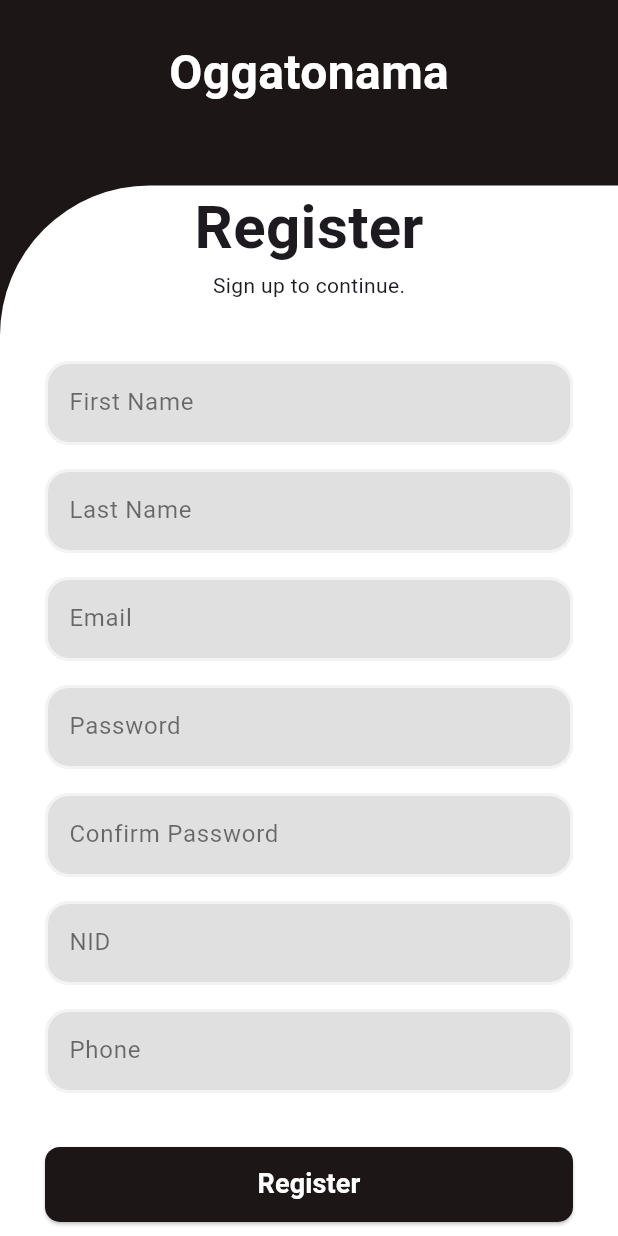
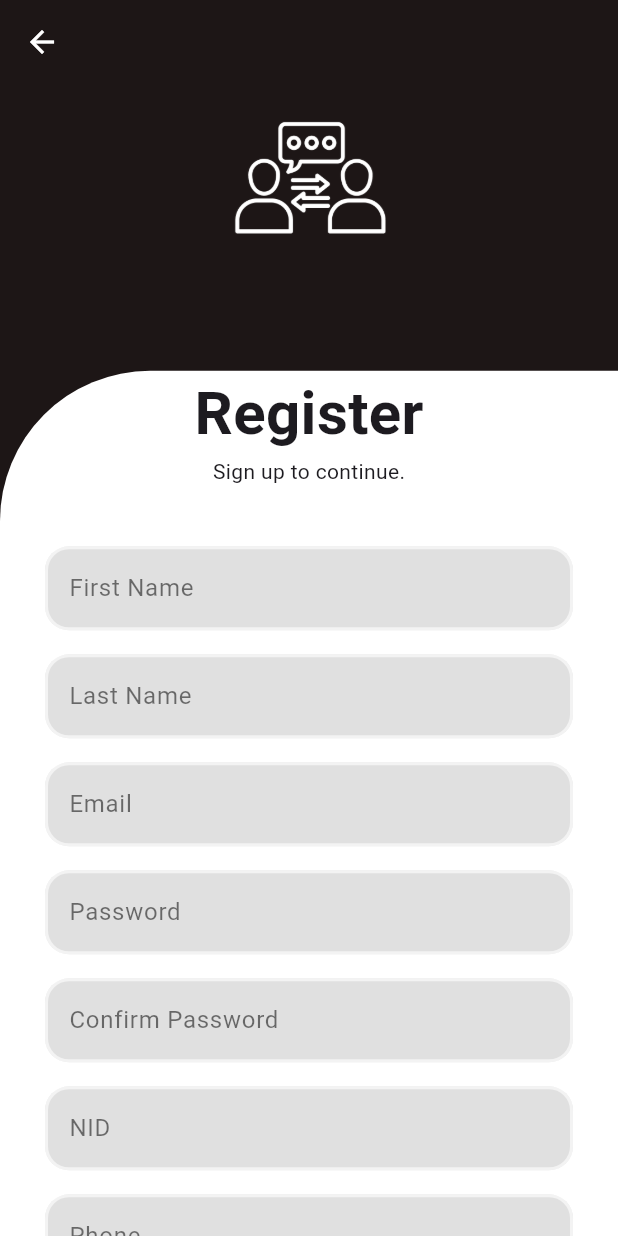
Before and after one commit to PanthaProtick/oggatonama, a Flutter app: the RegisterPage screen opened directly, on a phone screen of 412 x 824 dp. Run offline on Flutter 3.47's test engine with Material 3 defaults, Android fonts, the phone set to English and light mode, and no system bars; our stand-ins replace cloud_firestore, firebase_auth, firebase_core, get; accounts and stored records are empty; network calls fail.

Commit message:
Final touch of account page

```diff
--- a/lib/login.dart
+++ b/lib/login.dart
@@ -32,8 +32,8 @@ class Login extends StatelessWidget {
             alignment: Alignment.topCenter,
             child: Image.asset(
               'assets/logoWhite.png',
-              height: 100,
-              width: 100,
+              height: 125,
+              width: 125,
               fit: BoxFit.cover,
             ),
           ),
--- a/lib/register_page.dart
+++ b/lib/register_page.dart
@@ -16,26 +16,27 @@ class RegisterPage extends StatelessWidget {
 
     return Scaffold(
   backgroundColor: const Color(0xFF1D1616),
+  appBar: AppBar(
+    backgroundColor: Colors.transparent,
+    iconTheme: IconThemeData(
+      color: Colors.white
+    ),
+  ),
   body: Stack(
     children: [
       Align(
         alignment: Alignment.topCenter,
-        child: Padding(
-          padding: const EdgeInsets.only(top: 25),
-          child: const Text(
-            'Oggatonama',
-            style: TextStyle(
-              fontSize: 32,
-              fontWeight: FontWeight.bold,
-              color: Colors.white,
-            ),
+        child: Image.asset(
+            'assets/logoWhite.png',
+            height: 125,
+            width: 125,
+            fit: BoxFit.cover,
           ),
-        ),
       ),
       Align(
         alignment: Alignment.bottomCenter,
         child: Container(
-          height: MediaQuery.of(context).size.height * 0.85,
+          height: MediaQuery.of(context).size.height * 0.7,
           decoration: const BoxDecoration(
             color: Colors.white,
             borderRadius: BorderRadius.only(
```
